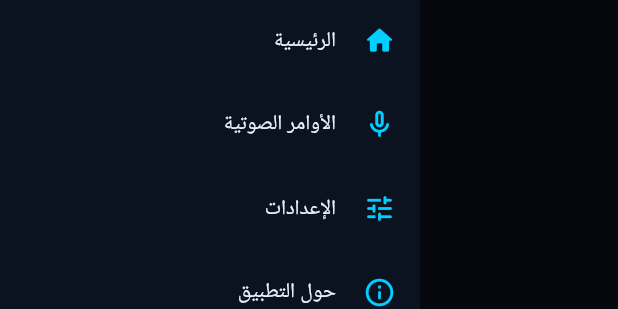
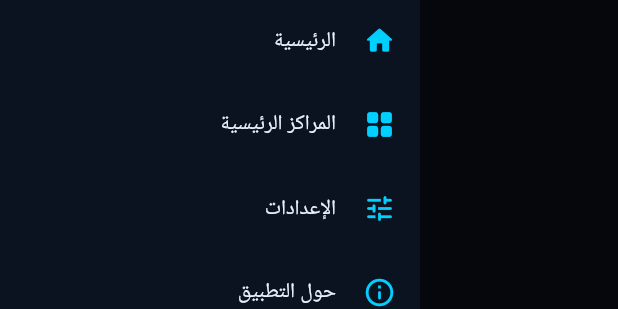
Before and after one commit to glalahosyya-netizen/alphabot_v10, a Flutter app: the SideMenu widget shown alone on an empty page, opened directly, on a phone screen of 412 x 824 dp. Shown: the part 147-456 px from the top of the screen. Run offline on Flutter 3.47's test engine with Material 3 defaults, Android fonts, the phone set to English and light mode, and no system bars.

Commit message:
Update side_menu.dart

```diff
--- a/lib/widgets/side_menu.dart
+++ b/lib/widgets/side_menu.dart
@@ -1,6 +1,6 @@
 import 'package:flutter/material.dart';
-
 import '../theme/app_theme.dart';
+import '../screens/centers_screen.dart';
 
 class SideMenu extends StatelessWidget {
   const SideMenu({super.key});
@@ -66,21 +66,36 @@ class SideMenu extends StatelessWidget {
             ),
             const Divider(color: AppColors.border, height: 1),
             const SizedBox(height: 8),
-            const _MenuItem(
+            _MenuItem(
               icon: Icons.home_rounded,
               label: 'الرئيسية',
+              onTap: () {
+                Navigator.of(context).pop();
+              },
             ),
-            const _MenuItem(
-              icon: Icons.mic_none_rounded,
-              label: 'الأوامر الصوتية',
+            _MenuItem(
+              icon: Icons.grid_view_rounded,
+              label: 'المراكز الرئيسية',
+              onTap: () {
+                Navigator.of(context).pop();
+                Navigator.of(context).push(
+                  MaterialPageRoute(builder: (context) => const CentersScreen()),
+                );
+              },
             ),
-            const _MenuItem(
+            _MenuItem(
               icon: Icons.tune_rounded,
               label: 'الإعدادات',
+              onTap: () {
+                Navigator.of(context).pop();
+              },
             ),
-            const _MenuItem(
+            _MenuItem(
               icon: Icons.info_outline_rounded,
               label: 'حول التطبيق',
+              onTap: () {
+                Navigator.of(context).pop();
+              },
             ),
             const Spacer(),
             Padding(
@@ -104,8 +119,9 @@ class SideMenu extends StatelessWidget {
 class _MenuItem extends StatelessWidget {
   final IconData icon;
   final String label;
+  final VoidCallback onTap;
 
-  const _MenuItem({required this.icon, required this.label});
+  const _MenuItem({required this.icon, required this.label, required this.onTap});
 
   @override
   Widget build(BuildContext context) {
@@ -118,7 +134,7 @@ class _MenuItem extends StatelessWidget {
           fontSize: 14,
         ),
       ),
-      onTap: () => Navigator.of(context).pop(),
+      onTap: onTap,
     );
   }
 }
```
